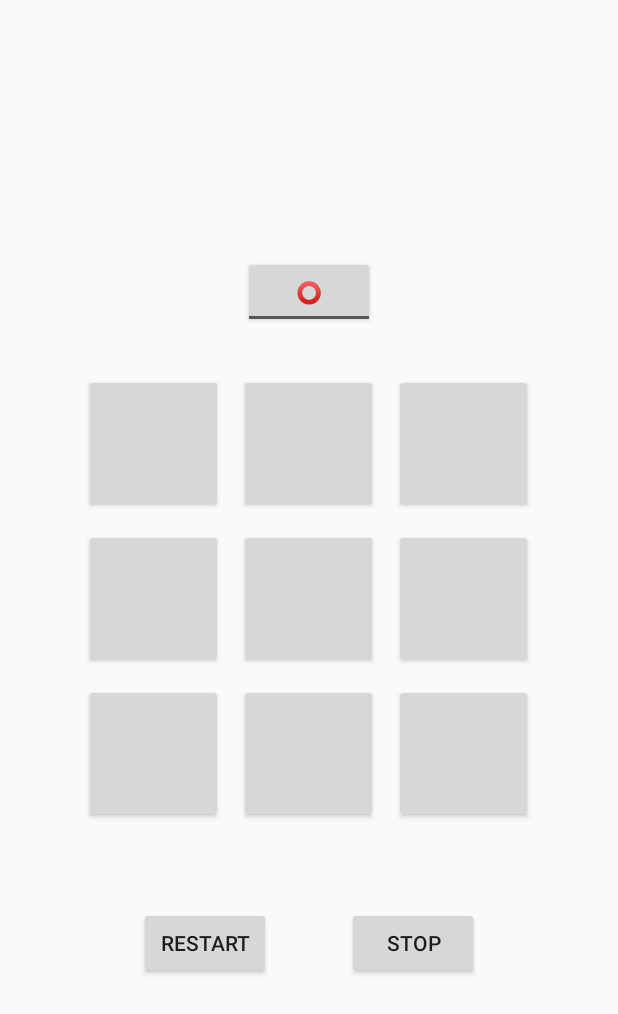
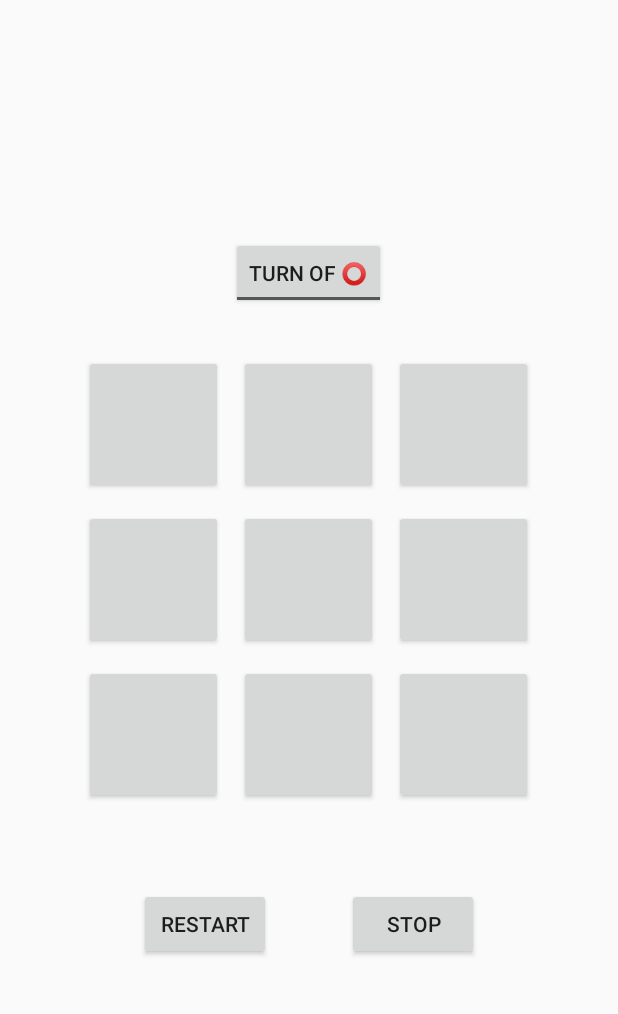
Before and after one commit to ShivaShirsath/TicTacToe-Android, an Android app: the screen it shows after launch (MainActivity), on a phone screen of 412 x 824 dp. Shown: the top 1014 px of the screen. Run offline under Robolectric (Android 15) with nearby library versions, the light colour scheme and no system bars.

Commit message:
Layout Updated

```diff
--- a/app/src/main/res/layout/activity_main.xml
+++ b/app/src/main/res/layout/activity_main.xml
@@ -5,14 +5,14 @@
 	android:layout_width="match_parent"
 	android:layout_height="match_parent"
 	android:orientation="vertical"
+	android:id="@+id/mainLayout"
 	android:gravity="center">
 
 	<ToggleButton
 		android:layout_width="wrap_content"
 		android:layout_height="wrap_content"
-		android:layout_marginBottom="25dp"
-		android:textOn="❌"
-		android:textOff="⭕"
+		android:textOn="Turn of ❌"
+		android:textOff="Turn of ⭕"
 		android:id="@+id/turn"
 		android:layout_margin="25dp"/>
 
@@ -34,7 +34,8 @@
 				android:id="@+id/oxy0"
 				android:onClick="oxyClick"
 				android:layout_weight="1.0"
-				android:layout_margin="5dp"/>
+				android:layout_margin="5dp"
+				android:textSize="60sp"/>
 
 			<Button
 				android:layout_width="wrap_content"
@@ -43,7 +44,8 @@
 				android:id="@+id/oxy1"
 				android:onClick="oxyClick"
 				android:layout_weight="1.0"
-				android:layout_margin="5dp"/>
+				android:layout_margin="5dp"
+				android:textSize="60sp"/>
 
 			<Button
 				android:layout_width="wrap_content"
@@ -52,7 +54,8 @@
 				android:id="@+id/oxy2"
 				android:onClick="oxyClick"
 				android:layout_weight="1.0"
-				android:layout_margin="5dp"/>
+				android:layout_margin="5dp"
+				android:textSize="60sp"/>
 
 		</LinearLayout>
 
@@ -69,7 +72,8 @@
 				android:id="@+id/oxy3"
 				android:onClick="oxyClick"
 				android:layout_weight="1.0"
-				android:layout_margin="5dp"/>
+				android:layout_margin="5dp"
+				android:textSize="60sp"/>
 
 			<Button
 				android:layout_width="wrap_content"
@@ -78,7 +82,8 @@
 				android:id="@+id/oxy4"
 				android:onClick="oxyClick"
 				android:layout_weight="1.0"
-				android:layout_margin="5dp"/>
+				android:layout_margin="5dp"
+				android:textSize="60sp"/>
 
 			<Button
 				android:layout_width="wrap_content"
@@ -87,7 +92,8 @@
 				android:id="@+id/oxy5"
 				android:onClick="oxyClick"
 				android:layout_weight="1.0"
-				android:layout_margin="5dp"/>
+				android:layout_margin="5dp"
+				android:textSize="60sp"/>
 
 		</LinearLayout>
 
@@ -104,7 +110,8 @@
 				android:id="@+id/oxy6"
 				android:onClick="oxyClick"
 				android:layout_weight="1.0"
-				android:layout_margin="5dp"/>
+				android:layout_margin="5dp"
+				android:textSize="60sp"/>
 
 			<Button
 				android:layout_width="wrap_content"
@@ -113,7 +120,8 @@
 				android:id="@+id/oxy7"
 				android:onClick="oxyClick"
 				android:layout_weight="1.0"
-				android:layout_margin="5dp"/>
+				android:layout_margin="5dp"
+				android:textSize="60sp"/>
 
 			<Button
 				android:layout_width="wrap_content"
@@ -122,7 +130,8 @@
 				android:id="@+id/oxy8"
 				android:onClick="oxyClick"
 				android:layout_weight="1.0"
-				android:layout_margin="5dp"/>
+				android:layout_margin="5dp"
+				android:textSize="60sp"/>
 
 		</LinearLayout>
 
@@ -132,7 +141,8 @@
 		android:orientation="horizontal"
 		android:layout_width="wrap_content"
 		android:layout_height="wrap_content"
-		android:layout_marginTop="25dp">
+		android:id="@+id/subLayout"
+		android:layout_margin="25dp">
 
 		<Button
 			android:layout_width="wrap_content"
```
Also changed, not shown: app/src/main/AndroidManifest.xml (+4 -3 lines), app/src/main/java/ss/TicTacToe/MainActivity.java (+47 -1 lines), 849 other files.
